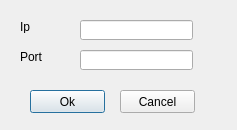
The window that Lab1/UI/Configure/configdialog.ui (KorobovMS/NetTelecomLabs) describes before a commit, drawn with Qt 5.
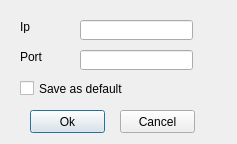
The same window after the commit.

Commit message: Settings class was integrated with ConfigDialog

The edit to the form file:
```diff
--- a/Lab1/UI/Configure/configdialog.ui
+++ b/Lab1/UI/Configure/configdialog.ui
@@ -7,7 +7,7 @@
     <x>0</x>
     <y>0</y>
     <width>237</width>
-    <height>130</height>
+    <height>144</height>
    </rect>
   </property>
   <property name="minimumSize">
@@ -78,7 +78,7 @@
    <property name="geometry">
     <rect>
      <x>30</x>
-     <y>90</y>
+     <y>110</y>
      <width>75</width>
      <height>23</height>
     </rect>
@@ -91,7 +91,7 @@
    <property name="geometry">
     <rect>
      <x>120</x>
-     <y>90</y>
+     <y>110</y>
      <width>75</width>
      <height>23</height>
     </rect>
@@ -100,6 +100,19 @@
     <string>Cancel</string>
    </property>
   </widget>
+  <widget class="QCheckBox" name="SaveAsDefault">
+   <property name="geometry">
+    <rect>
+     <x>20</x>
+     <y>80</y>
+     <width>171</width>
+     <height>17</height>
+    </rect>
+   </property>
+   <property name="text">
+    <string>Save as default</string>
+   </property>
+  </widget>
  </widget>
  <resources/>
  <connections/>
```
Left out of the diff: 3 changed lines with no effect on the pictures. The commit also changes 2 other files.
